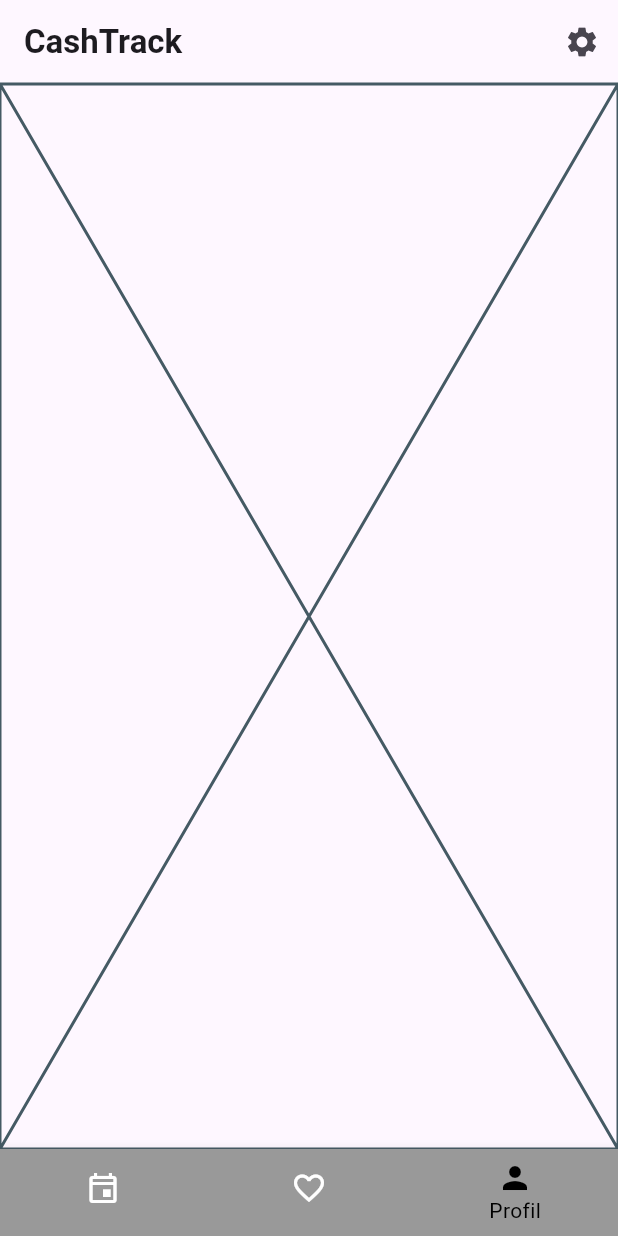
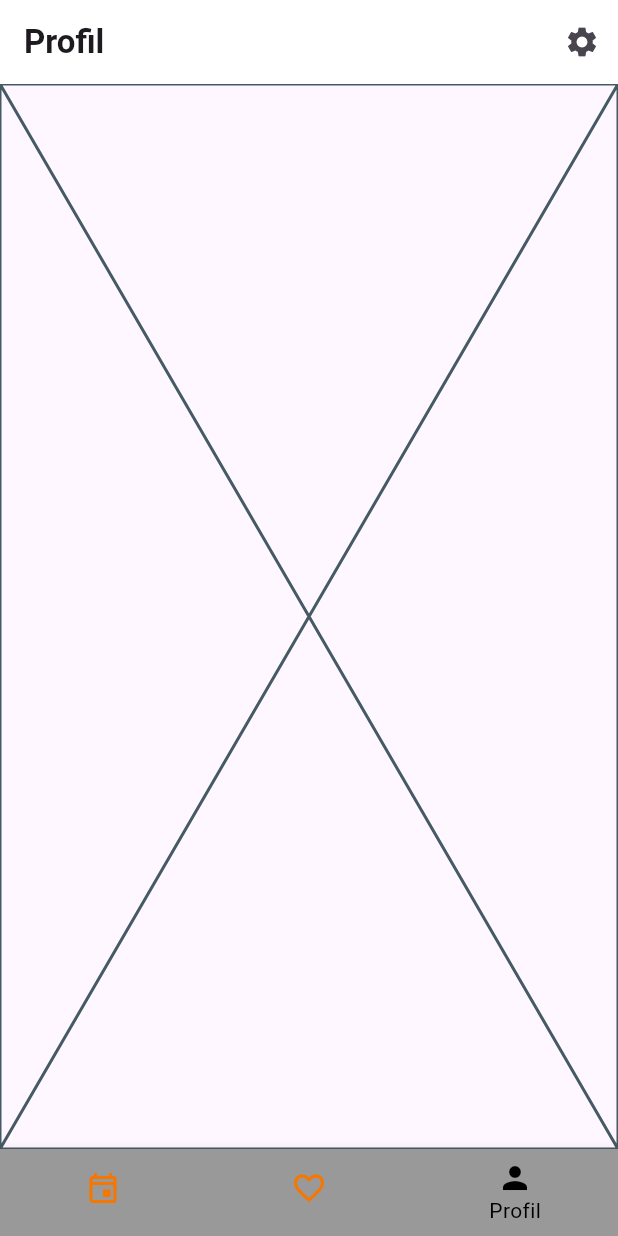
Before and after one commit to storzmichael/cash_track, a Flutter app: the screen it shows after launch, item 3 of the bottom bar chosen, on a phone screen of 412 x 824 dp. Run offline on Flutter 3.47's test engine with Material 3 defaults, Android fonts, the phone set to English and light mode, and no system bars; Roboto replaces fonts that are missing (SFProRounded).

Commit message:
added screens, AppBar title dynamic

```diff
--- a/lib/src/core/presentation/app_home.dart
+++ b/lib/src/core/presentation/app_home.dart
@@ -1,5 +1,9 @@
+import 'package:cash_track/src/config/config_colors.dart';
 import 'package:cash_track/src/core/data/nav_item_data.dart';
+import 'package:cash_track/src/features/events/presentation/event_screen.dart';
+import 'package:cash_track/src/features/events/presentation/favorites_screen.dart';
 import 'package:flutter/material.dart';
+import 'package:flutter/services.dart';
 
 class AppHome extends StatefulWidget {
   static const routeName = '/';
@@ -18,8 +22,8 @@ class _AppHomeState extends State<AppHome> {
   } //List of screen from navigation bar
 
   final List<Widget> screens = [
-    const Placeholder(),
-    const Placeholder(),
+    const EventScreen(),
+    const FavoritesScreen(),
     const Placeholder(),
   ];
 
@@ -27,10 +31,11 @@ class _AppHomeState extends State<AppHome> {
   Widget build(BuildContext context) {
     return Scaffold(
       appBar: AppBar(
-        backgroundColor: Colors.transparent,
-        title: const Text(
-          'CashTrack',
-          style: TextStyle(fontWeight: FontWeight.bold),
+        backgroundColor: const Color.fromARGB(255, 255, 255, 255),
+        systemOverlayStyle: SystemUiOverlayStyle.dark,
+        title: Text(
+          navigationItemData[currentIndex].label,
+          style: const TextStyle(fontWeight: FontWeight.bold),
         ),
         actions: [
           IconButton(
@@ -47,7 +52,7 @@ class _AppHomeState extends State<AppHome> {
           });
         },
         selectedItemColor: Colors.black,
-        unselectedItemColor: Colors.white,
+        unselectedItemColor: orangeColor,
         showSelectedLabels: true,
         showUnselectedLabels: false,
         items: [
```
